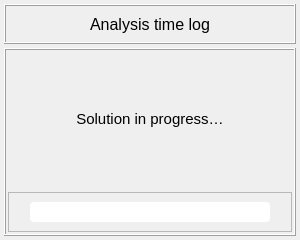
Old version of the form pulse/interface/ui_files/analysis/general/run_analysis.ui in the repository open-pulse/OpenPulse.
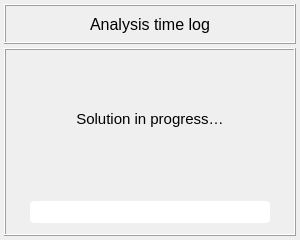
New version of the form. Icons and pictures are not drawn.

Diff of the .ui file:
```diff
--- a/pulse/interface/ui_files/analysis/general/run_analysis.ui
+++ b/pulse/interface/ui_files/analysis/general/run_analysis.ui
@@ -197,7 +197,7 @@
          </size>
         </property>
         <property name="frameShape">
-         <enum>QFrame::StyledPanel</enum>
+         <enum>QFrame::NoFrame</enum>
         </property>
         <property name="frameShadow">
          <enum>QFrame::Raised</enum>
@@ -212,8 +212,8 @@
             </size>
            </property>
            <property name="styleSheet">
-            <string notr="true">QProgressBar { border-radius: 4px;  background-color: rgba(255,255,255,255);}
-QProgressBar::chunk {border-radius: 4px;   background-color:  rgba(20,150,255,255);   width: 10px; }</string>
+            <string notr="true">QProgressBar { border-radius: 4px;  background-color: rgb(255,255,255);  border-width: 1px}
+QProgressBar::chunk {border-radius: 4px;   background-color:  rgb(20,150,255);  border-width: 1px }</string>
            </property>
            <property name="value">
             <number>0</number>
```
